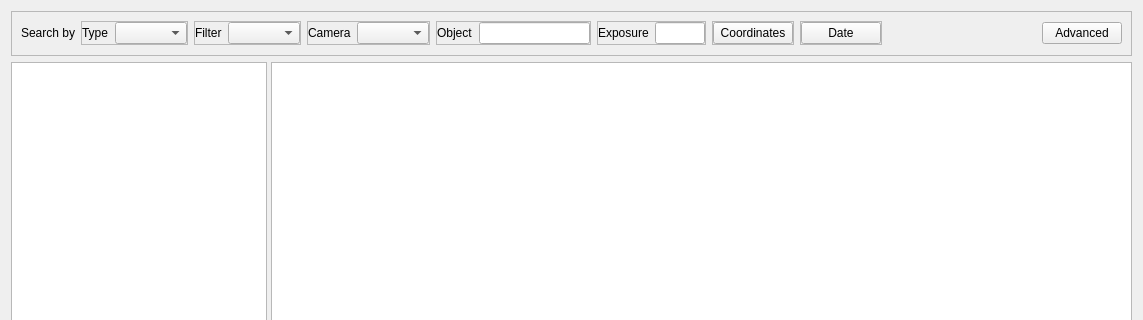
Before: the Qt Designer form astrofilemanager/ui/SearchPanel.ui in bcolyn/PhotonFinder, drawn with Qt 5; both pictures show x 0 to 1143 and y 0 to 320 of the 1143 by 767 pixel window.
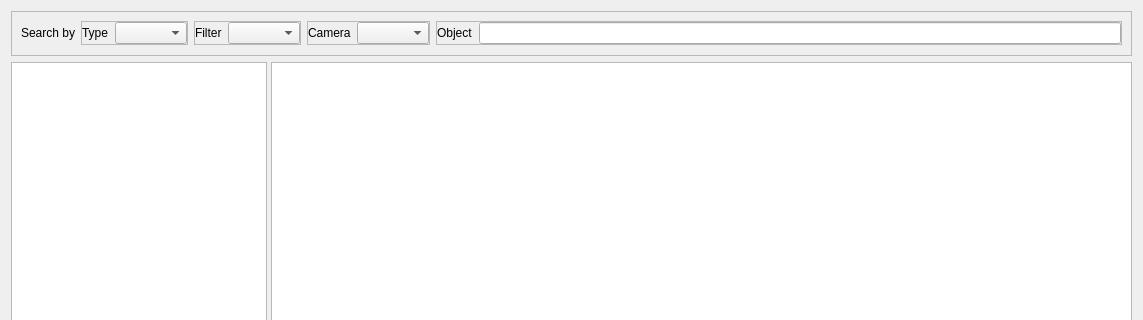
After: the same form once the commit is applied.

Commit message: filter by date

Diff of the .ui file:
```diff
--- a/astrofilemanager/ui/SearchPanel.ui
+++ b/astrofilemanager/ui/SearchPanel.ui
@@ -174,150 +174,6 @@
           </layout>
          </widget>
         </item>
-        <item>
-         <widget class="QFrame" name="filter_exp_frame">
-          <property name="frameShape">
-           <enum>QFrame::Shape::StyledPanel</enum>
-          </property>
-          <property name="frameShadow">
-           <enum>QFrame::Shadow::Raised</enum>
-          </property>
-          <layout class="QHBoxLayout" name="horizontalLayout_exp">
-           <property name="leftMargin">
-            <number>0</number>
-           </property>
-           <property name="topMargin">
-            <number>0</number>
-           </property>
-           <property name="rightMargin">
-            <number>0</number>
-           </property>
-           <property name="bottomMargin">
-            <number>0</number>
-           </property>
-           <item>
-            <widget class="QLabel" name="label_exp">
-             <property name="text">
-              <string>Exposure</string>
-             </property>
-            </widget>
-           </item>
-           <item>
-            <widget class="QLineEdit" name="filter_exp_text">
-             <property name="enabled">
-              <bool>true</bool>
-             </property>
-             <property name="sizePolicy">
-              <sizepolicy hsizetype="Fixed" vsizetype="Fixed">
-               <horstretch>0</horstretch>
-               <verstretch>0</verstretch>
-              </sizepolicy>
-             </property>
-             <property name="maximumSize">
-              <size>
-               <width>50</width>
-               <height>16777215</height>
-              </size>
-             </property>
-             <property name="inputMethodHints">
-              <set>Qt::InputMethodHint::ImhDigitsOnly</set>
-             </property>
-             <property name="text">
-              <string/>
-             </property>
-            </widget>
-           </item>
-          </layout>
-         </widget>
-        </item>
-        <item>
-         <widget class="QFrame" name="filter_coord_frame">
-          <property name="frameShape">
-           <enum>QFrame::Shape::StyledPanel</enum>
-          </property>
-          <property name="frameShadow">
-           <enum>QFrame::Shadow::Raised</enum>
-          </property>
-          <layout class="QHBoxLayout" name="horizontalLayout_coord">
-           <property name="leftMargin">
-            <number>0</number>
-           </property>
-           <property name="topMargin">
-            <number>0</number>
-           </property>
-           <property name="rightMargin">
-            <number>0</number>
-           </property>
-           <property name="bottomMargin">
-            <number>0</number>
-           </property>
-           <item>
-            <widget class="QPushButton" name="filter_coord_button">
-             <property name="text">
-              <string>Coordinates</string>
-             </property>
-             <property name="checkable">
-              <bool>true</bool>
-             </property>
-            </widget>
-           </item>
-          </layout>
-         </widget>
-        </item>
-        <item>
-         <widget class="QFrame" name="filter_date_frame">
-          <property name="frameShape">
-           <enum>QFrame::Shape::StyledPanel</enum>
-          </property>
-          <property name="frameShadow">
-           <enum>QFrame::Shadow::Raised</enum>
-          </property>
-          <layout class="QHBoxLayout" name="horizontalLayout_date">
-           <property name="leftMargin">
-            <number>0</number>
-           </property>
-           <property name="topMargin">
-            <number>0</number>
-           </property>
-           <property name="rightMargin">
-            <number>0</number>
-           </property>
-           <property name="bottomMargin">
-            <number>0</number>
-           </property>
-           <item>
-            <widget class="QPushButton" name="filter_date_button">
-             <property name="text">
-              <string>Date</string>
-             </property>
-             <property name="checkable">
-              <bool>true</bool>
-             </property>
-            </widget>
-           </item>
-          </layout>
-         </widget>
-        </item>
-        <item>
-         <spacer name="horizontalSpacer">
-          <property name="orientation">
-           <enum>Qt::Orientation::Horizontal</enum>
-          </property>
-          <property name="sizeHint" stdset="0">
-           <size>
-            <width>40</width>
-            <height>20</height>
-           </size>
-          </property>
-         </spacer>
-        </item>
-        <item>
-         <widget class="QPushButton" name="advancedButton">
-          <property name="text">
-           <string>Advanced</string>
-          </property>
-         </widget>
-        </item>
        </layout>
       </item>
       <item>
```
The commit also changes 6 other files.
